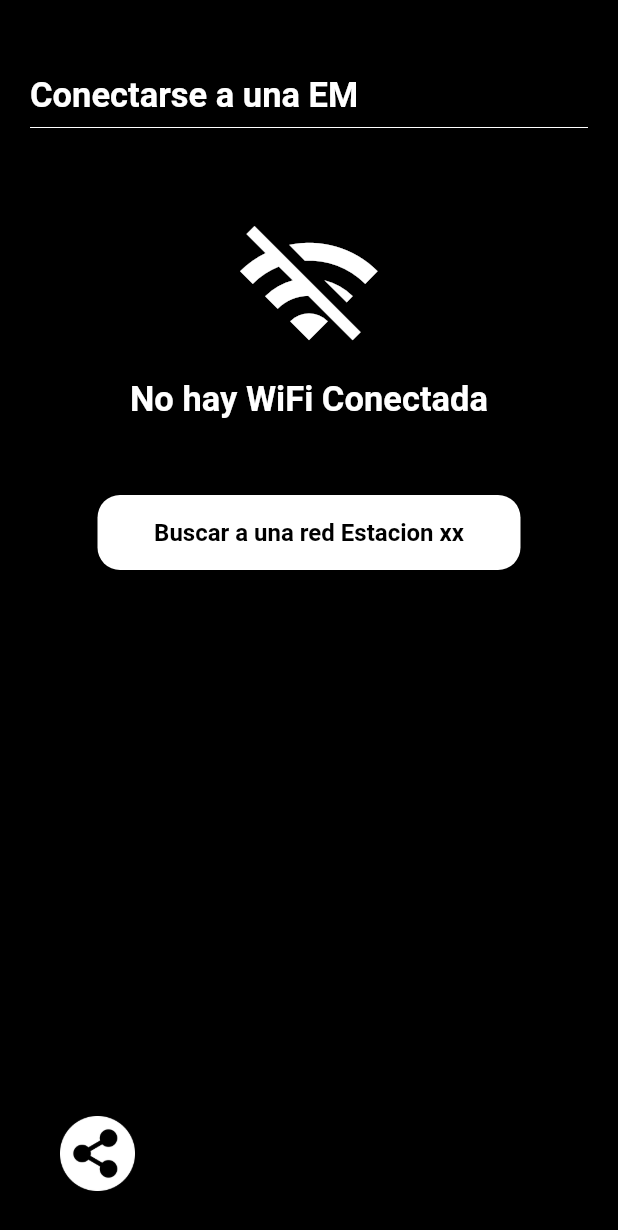
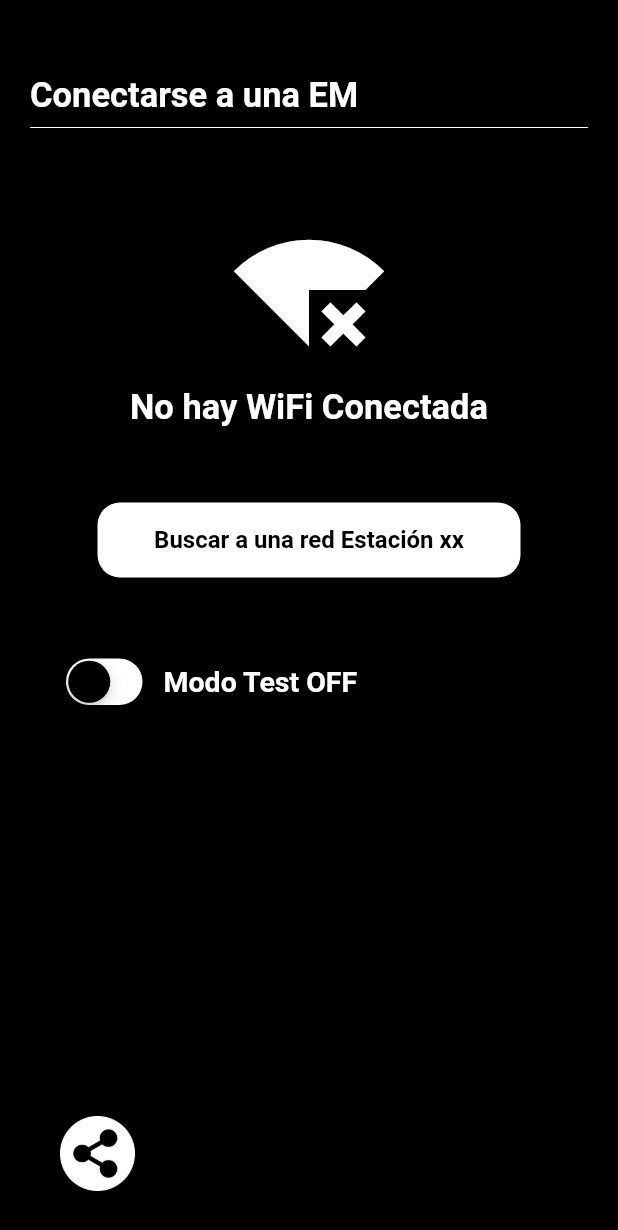
Before and after one commit to laguierre/tmra, a Flutter app: the screen it shows after launch, on a phone screen of 412 x 824 dp. Shown: the top 1230 px of the screen. Run offline on Flutter 3.47's test engine with Material 2 defaults, Android fonts, the phone set to English and light mode, and no system bars; drawn by our look-alikes of auto_size_text; our stand-ins replace connectivity_plus, dio, page_transition, percent_indicator, permission_handler, share_plus and 1 more; missing offline and left inert: filesystem_picker, flutter_inappwebview, lecle_downloads_path_provider, network_info_plus, webview_flutter_android, webview_flutter_wkwebview and 1 more.

Commit message:
190323 - Cambios sobre la conexión de WiFi

```diff
--- a/lib/pages/intro_page/intro_page.dart
+++ b/lib/pages/intro_page/intro_page.dart
@@ -1,4 +1,9 @@
+import 'dart:async';
+import 'dart:io';
+
 import 'package:auto_size_text/auto_size_text.dart';
+import 'package:connectivity_plus/connectivity_plus.dart';
+import 'package:flutter/cupertino.dart';
 import 'package:flutter/material.dart';
 import 'package:flutter/services.dart';
 import 'package:network_info_plus/network_info_plus.dart';
@@ -18,21 +23,55 @@ class IntroPage extends StatefulWidget {
 
 class _IntroPageState extends State<IntroPage> with WidgetsBindingObserver {
   final info = NetworkInfo();
-  String wifiName = 'No hay WiFi Conectada';
   bool isConnectedESP = false;
   bool isShowNextPage = false;
-  String textWiFi = 'Buscar a una red Estacion xx';
+  bool switchSimulation = false;
+  Color thumbColor = Colors.black;
+  String testMode = 'OFF';
+  Map _source = {ConnectivityResult.none: false};
+  final NetworkConnectivity _networkConnectivity = NetworkConnectivity.instance;
+  String string = '';
+
+  IconData iconWiFi = Icons.wifi_off;
+  String wifiName = 'No hay WiFi Conectada';
+  String textWiFi = 'Buscar a una red Estación xx';
 
   @override
   void initState() {
     super.initState();
     _listenForPermissionStatus();
     WidgetsBinding.instance.addObserver(this);
+    _networkConnectivity.initialise();
+    _networkConnectivity.myStream.listen((source) {
+      print('source $source');
+      // 1.
+      switch (source.keys.toList()[0]) {
+        case ConnectivityResult.mobile:
+          break;
+        case ConnectivityResult.wifi:
+          iconWiFi = Icons.signal_wifi_connected_no_internet_4;
+          wifiName = 'No hay WiFi Conectada';
+          textWiFi = 'Buscar a una red Estación xx';
+          _listenForPermissionStatus();
+          isConnectedESP = false;
+          break;
+        case ConnectivityResult.none:
+        default:
+          iconWiFi = Icons.wifi_off;
+          wifiName = 'No hay WiFi Conectada';
+          textWiFi = 'Habilitar WiFi';
+          isConnectedESP = false;
+
+      }
+      // 2.
+      setState(() {});
+    });
   }
 
   @override
   void dispose() {
     WidgetsBinding.instance.removeObserver(this);
+    _networkConnectivity.disposeStream();
     super.dispose();
   }
 
@@ -44,7 +83,6 @@ class _IntroPageState extends State<IntroPage> with WidgetsBindingObserver {
   }
 
   void _listenForPermissionStatus() async {
-    print("--------->>>");
     PermissionWithService locationPermission = Permission.locationWhenInUse;
     var permissionStatus = await locationPermission.status;
     if (permissionStatus == PermissionStatus.denied) {
@@ -56,7 +94,6 @@ class _IntroPageState extends State<IntroPage> with WidgetsBindingObserver {
     if (permissionStatus == PermissionStatus.granted) {
       bool isLocationServiceOn =
           await locationPermission.serviceStatus.isEnabled;
-
       if (isLocationServiceOn) {
         wifiName = (await info.getWifiName())!;
         if (wifiName.isNotEmpty) {
@@ -64,7 +101,6 @@ class _IntroPageState extends State<IntroPage> with WidgetsBindingObserver {
           isConnectedESP = wifiName.contains('EM') ||
               wifiName.contains('Est') ||
               wifiName.contains('And');
-
         }
       }
     }
@@ -85,16 +121,20 @@ class _IntroPageState extends State<IntroPage> with WidgetsBindingObserver {
             Column(
               children: [
                 const SizedBox(height: 50),
-                Icon(isConnectedESP ? Icons.wifi_outlined : Icons.wifi_off,
+                /*Icon(isConnectedESP ? Icons.wifi_outlined : Icons.wifi_off,
                     color: Colors.white, size: 100),
-                const SizedBox(height: 10),
+
+                 */
+
+                Icon(iconWiFi, color: Colors.white, size: 100),
+                const SizedBox(height: 15),
                 Text(wifiName,
                     style: const TextStyle(
                         color: Colors.white,
                         fontSize: kFontSize + 4,
                         fontWeight: FontWeight.bold)),
                 const SizedBox(height: 50),
-                !isConnectedESP
+                !false
                     ? GestureDetector(
                         child: Container(
                           alignment: Alignment.center,
@@ -125,6 +165,8 @@ class _IntroPageState extends State<IntroPage> with WidgetsBindingObserver {
                     : Container()
               ],
             ),
+            const SizedBox(height: 50),
+            debugMode(),
             const Spacer(),
             Row(
               children: [
@@ -152,7 +194,10 @@ class _IntroPageState extends State<IntroPage> with WidgetsBindingObserver {
                             context,
                             PageTransition(
                                 type: PageTransitionType.rightToLeft,
-                                child: HomePage(wifiName: wifiName),
+                                child: HomePage(
+                                  wifiName: wifiName,
+                                  testMode: switchSimulation,
+                                ),
                                 inheritTheme: true,
                                 ctx: context),
                           );
@@ -167,6 +212,37 @@ class _IntroPageState extends State<IntroPage> with WidgetsBindingObserver {
         ),
       ),
     );
+  }
+
+  Row debugMode() {
+    return Row(
+            children: [
+              const SizedBox(width: 20),
+              CupertinoSwitch(
+                  trackColor: Colors.white,
+                  thumbColor: thumbColor,
+                  activeColor: Colors.amberAccent,
+                  value: switchSimulation,
+                  onChanged: (value) {
+                    setState(() {
+                      switchSimulation = value;
+                      if (value) {
+                        thumbColor = Colors.white;
+                        testMode = 'ON';
+                      } else {
+                        thumbColor = Colors.black;
+                        testMode = 'OFF';
+                      }
+                    });
+                  }),
+              const SizedBox(width: 10),
+              Text('Modo Test $testMode',
+                  style: const TextStyle(
+                      color: Colors.white,
+                      fontSize: kFontSize,
+                      fontWeight: FontWeight.bold)),
+            ],
+          );
   }
 }
 
@@ -187,3 +263,37 @@ class _TopAppBar extends StatelessWidget {
         ]);
   }
 }
+
+class NetworkConnectivity {
+  NetworkConnectivity._();
+
+  static final _instance = NetworkConnectivity._();
+
+  static NetworkConnectivity get instance => _instance;
+  final _networkConnectivity = Connectivity();
+  final _controller = StreamController.broadcast();
+
+  Stream get myStream => _controller.stream;
+
+  void initialise() async {
+    ConnectivityResult result = await _networkConnectivity.checkConnectivity();
+    _checkStatus(result);
+    _networkConnectivity.onConnectivityChanged.listen((result) {
+      print(result);
+      _checkStatus(result);
+    });
+  }
+
+  void _checkStatus(ConnectivityResult result) async {
+    bool isOnline = false;
+    try {
+      final result = await InternetAddress.lookup('example.com');
+      isOnline = result.isNotEmpty && result[0].rawAddress.isNotEmpty;
+    } on SocketException catch (_) {
+      isOnline = false;
+    }
+    _controller.sink.add({result: isOnline});
+  }
+
+  void disposeStream() => _controller.close();
+}
--- a/lib/provider/sensors_provider.dart
+++ b/lib/provider/sensors_provider.dart
@@ -15,11 +15,4 @@ class SensorsProvider extends ChangeNotifier {
     _info = info;
     notifyListeners();
   }
-
-  /*Future<Sensors> getSensorsInfo() async {
-    var services = SensorsTMRAServices();
-    info = await services.getSensorsValues();
-    print(info.timeStampUtc);
-    return info;
-  }*/
 }
--- a/pubspec.yaml
+++ b/pubspec.yaml
@@ -55,6 +55,7 @@ dependencies:
   intl: ^0.18.0
   percent_indicator: ^4.2.3
   auto_size_text: ^3.0.0
+  connectivity_plus: ^3.0.3
 
 
 dev_dependencies:
```
Also changed, not shown: lib/assets/json/allsensors.json (+36 -36 lines), lib/pages/download_page/download_page.dart (+44 -40 lines), lib/pages/home_page/home_page.dart (+5 -4 lines), lib/services/services_sensors.dart (+12 -9 lines), lib/assets/icons/no_wifi.png (added), lib/assets/images/sensors/034B.jpg (deleted), lib/assets/images/sensors/034B.png, lib/assets/images/sensors/CSIM11.png, lib/assets/images/sensors/ci111.jpg (deleted), lib/assets/images/sensors/cs215housing.jpg (deleted), lib/assets/images/sensors/sr50at.png, pubspec.lock, 3 other files.
